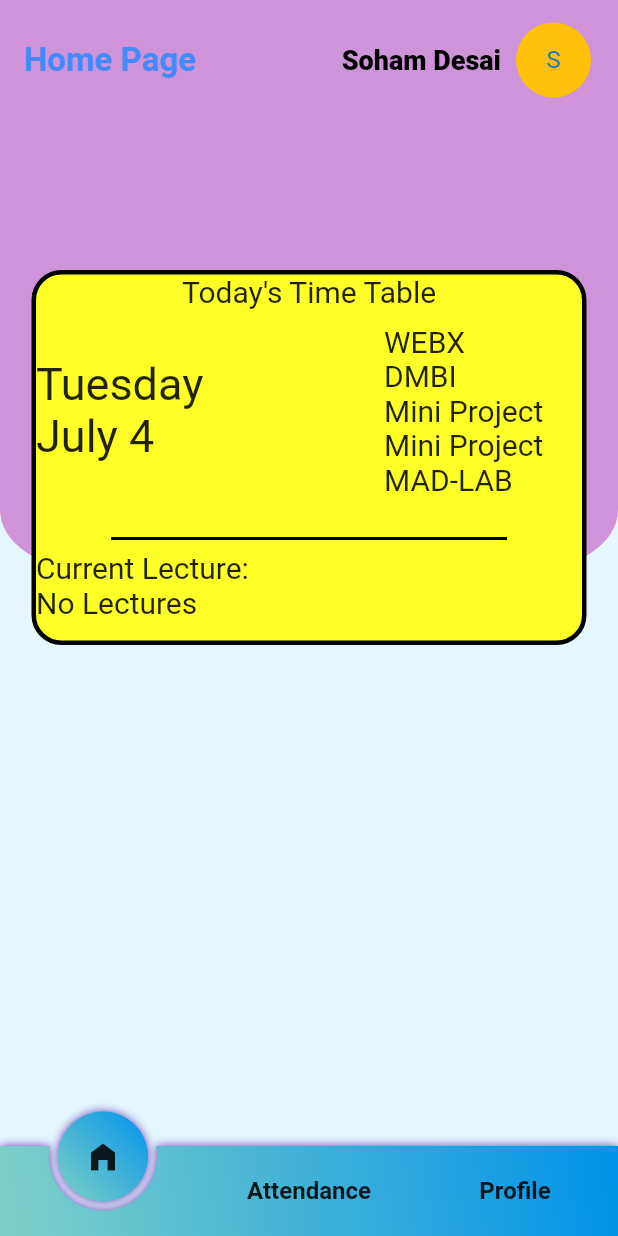
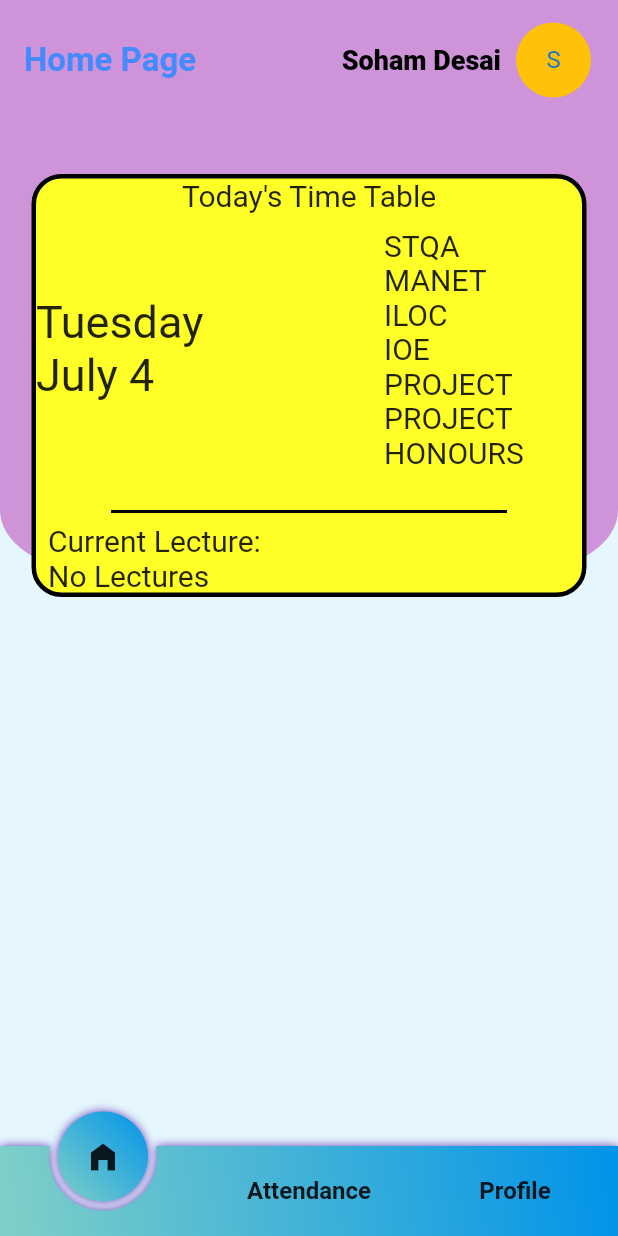
Before and after one commit to SohamDesai1/XIE-IT-HUB, a Flutter app: the HomePage screen opened by its route, on a phone screen of 412 x 824 dp. Run offline on Flutter 3.47's test engine with Material 2 defaults, Android fonts, the phone set to English and light mode, and no system bars; drawn by our look-alikes of circle_nav_bar; our stand-ins replace firebase_auth, firebase_core, flutter_riverpod, go_router, google_sign_in, ionicons and 1 more; accounts and stored records are empty.

Commit message:
refactor(time table): latest one

```diff
--- a/lib/widgets/time_table.dart
+++ b/lib/widgets/time_table.dart
@@ -22,11 +22,43 @@ class _TimeTableState extends State<TimeTable> {
   var currLec;
   var isEvening = DateTime.now().hour;
   var hour = DateTime.now().hour;
-  var monday = ['GIT', 'WT', 'DMBI', 'AI&DS', 'BI-LAB'];
-  var tuesday = ['WEBX', 'DMBI', 'Mini Project', 'Mini Project', 'MAD-LAB'];
-  var wednesday = ['AI&DS', 'WEBX', 'WT', 'GIT', 'SENSOR-LAB'];
-  var thursday = ['GIT', 'DMBI', 'AI&DS', 'WT', 'DS-LAB'];
-  var friday = ['WEB-LAB', 'WEBX', 'VAC', 'MENTORY', 'TPO'];
+  var monday = [
+    'AI & DS -II',
+    'IOE',
+    'STQA',
+    'TPO',
+    'PROJECT',
+    'PROJECT',
+    'HONOURS'
+  ];
+  var tuesday = [
+    'STQA',
+    'MANET',
+    'ILOC',
+    'IOE',
+    'PROJECT',
+    'PROJECT',
+    'HONOURS'
+  ];
+  var wednesday = [
+    'IOE',
+    'STQA',
+    'ILOC',
+    'AI & DS -II',
+    'LAB',
+    'LAB',
+    'HONOURS'
+  ];
+  var thursday = ['LAB', 'LAB', 'LAB', 'LAB', 'LAB', 'LAB'];
+  var friday = [
+    'MANET',
+    'ILOC',
+    'MANET',
+    'AI & DS -II',
+    'PROJECT',
+    'PROJECT',
+    'PROJECT'
+  ];
   var weekend = [
     'CHUTTI HAI!!',
     'CHUTTI HAI!!',
@@ -98,7 +130,7 @@ class _TimeTableState extends State<TimeTable> {
   Widget build(BuildContext context) {
     return Container(
       width: 370,
-      height: 250,
+      height: 282,
       decoration: BoxDecoration(
         border: Border.all(color: Colors.black, width: 3),
         borderRadius: BorderRadius.circular(20),
@@ -106,7 +138,7 @@ class _TimeTableState extends State<TimeTable> {
       ),
       child: Column(
         children: [
-          isEvening > 16
+          isEvening > 16 || isEvening < 8
               ? Container(
                   alignment: Alignment.topCenter,
                   child: Text(
@@ -157,11 +189,14 @@ class _TimeTableState extends State<TimeTable> {
             endIndent: 50,
             indent: 50,
           ),
-          Container(
-            alignment: Alignment.centerLeft,
-            child: Text(
-              "Current Lecture:\n$currLec",
-              style: TextStyle(fontSize: 20),
+          Padding(
+            padding: const EdgeInsets.only(left: 8.0),
+            child: Container(
+              alignment: Alignment.centerLeft,
+              child: Text(
+                "Current Lecture:\n$currLec",
+                style: TextStyle(fontSize: 20),
+              ),
             ),
           )
         ],
```
